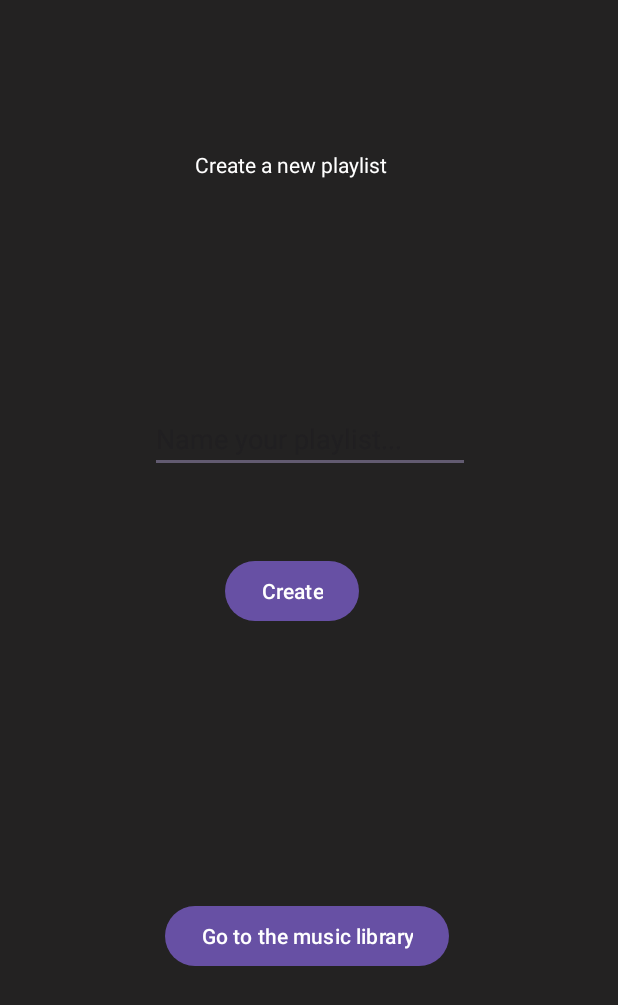
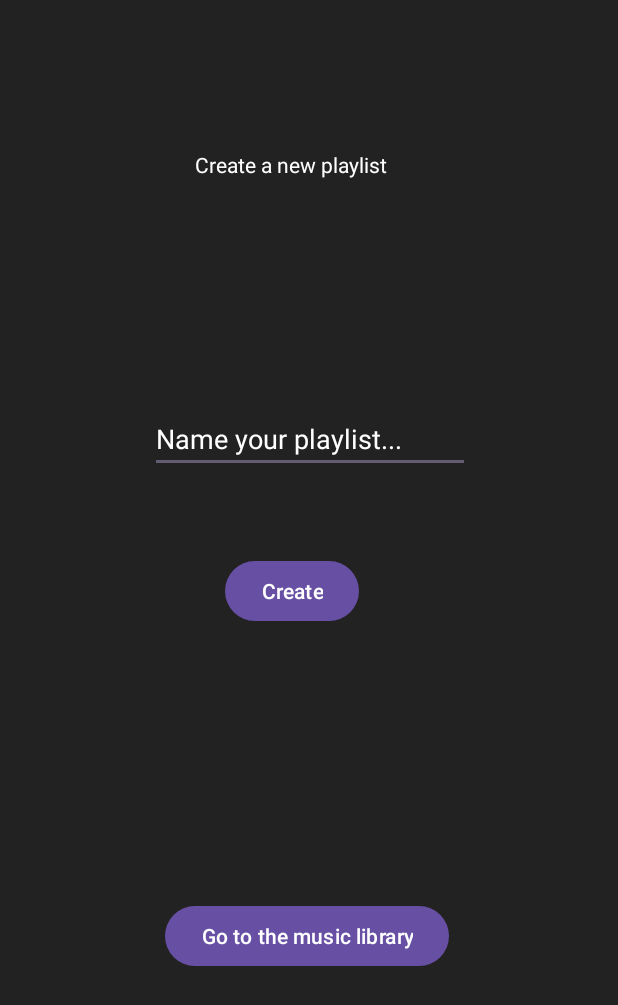
Before and after one commit to GerXY-code/progtech-project, an Android app: the LandingPageActivity screen opened directly, with no data from a screen before it, after a tap on an icon or button, on a phone screen of 412 x 824 dp. Shown: the top 1005 px of the screen. Run offline under Robolectric (Android 15) with nearby library versions, the phone set to English and light mode, and no system bars.

Commit message:
history change stuff

```diff
--- a/SourceCode/app/src/main/res/layout/landing_page.xml
+++ b/SourceCode/app/src/main/res/layout/landing_page.xml
@@ -67,6 +67,7 @@
         android:hint="Name your playlist..."
         android:inputType="text"
         android:textColor="@color/white"
+        android:textColorHint="@color/white"
         app:layout_constraintStart_toStartOf="parent"
         app:layout_constraintTop_toTopOf="parent" />
 
```
